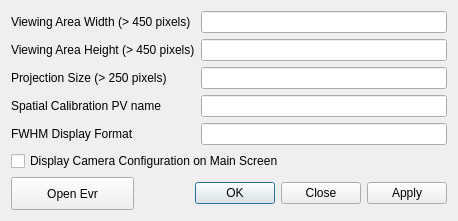
This is advanced.ui in pcdshub/camviewer as Qt 5 draws it before an edit. The edited form follows.
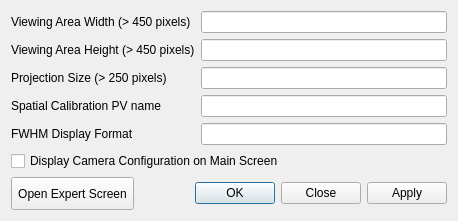
This is the edited form.

Commit message: ENH/API: remove custom open evr handling for standard full expert screen support

Diff of the .ui file:
```diff
--- a/advanced.ui
+++ b/advanced.ui
@@ -74,7 +74,7 @@
       </size>
      </property>
      <property name="text">
-      <string>Open Evr</string>
+      <string>Open Expert Screen</string>
      </property>
     </widget>
    </item>
```
Left out of the diff: 2 changed lines with no effect on the pictures. The commit also changes 2 other files.
